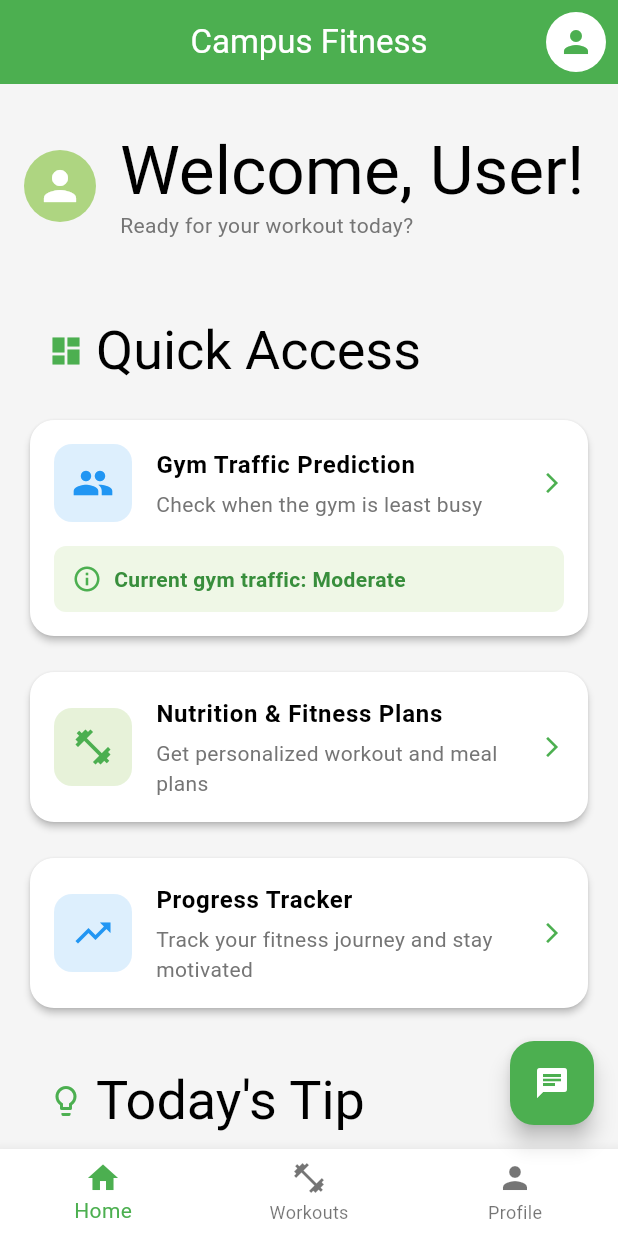
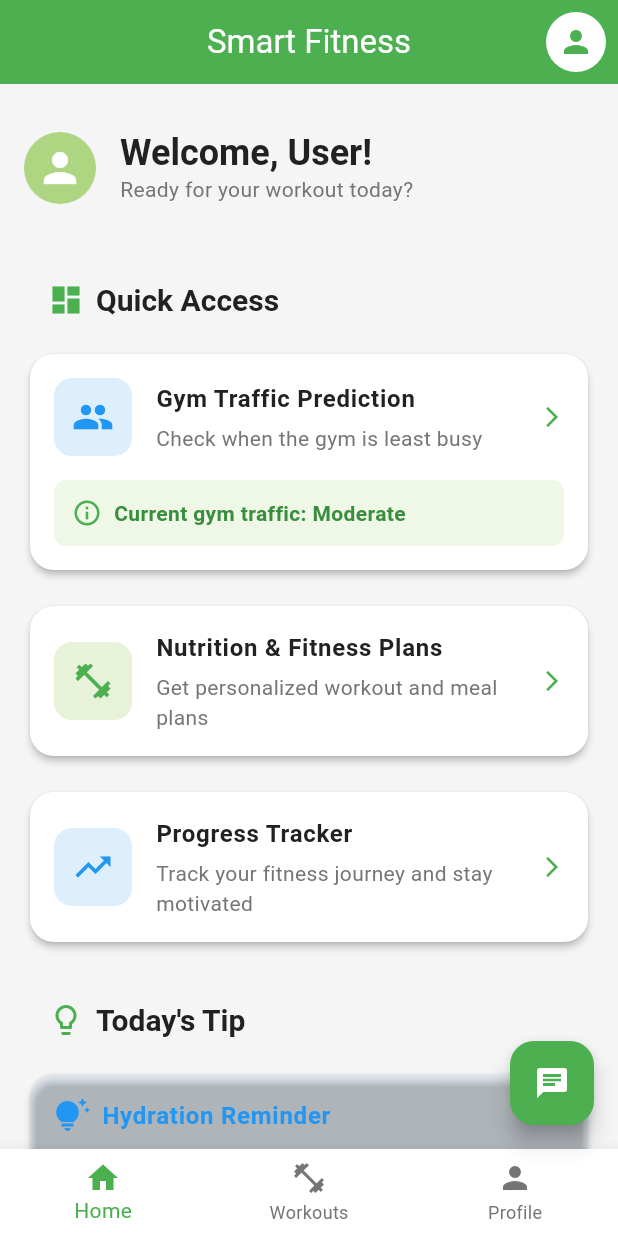
Before and after one commit to iisaacjohn/campus-fitness-app-2, a Flutter app: the HomeDashboard screen opened by its route, on a phone screen of 412 x 824 dp. Run offline on Flutter 3.47's test engine with Material 3 defaults, Android fonts, the phone set to English and light mode, and no system bars; our stand-ins replace go_router, lottie.

Commit message:
new changes

```diff
--- a/lib/screens/home_dashboard.dart
+++ b/lib/screens/home_dashboard.dart
@@ -11,7 +11,7 @@
   Widget build(BuildContext context) {
     return Scaffold(
       appBar: AppBar(
-        title: const Text('Campus Fitness'),
+        title: const Text('Smart Fitness'),
         centerTitle: true,
         actions: [
           IconButton(
--- a/lib/screens/landing_page.dart
+++ b/lib/screens/landing_page.dart
@@ -33,9 +33,9 @@
                   const AppLogo(size: 120),
                   const SizedBox(height: 24),
                   Text(
-                    'Campus Fitness',
+                    'Smart Fitness',
                     style: Theme.of(context).textTheme.displayLarge?.copyWith(
-                      color: AppColors.white,
+                      color: AppColors.lightGreen,
                       fontWeight: FontWeight.bold,
                     ),
                   ),
@@ -47,7 +47,7 @@
                       borderRadius: BorderRadius.circular(16),
                     ),
                     child: Text(
-                      'Track campus gym busyness and get personalized fitness plans',
+                      'Track campus gym traffic and get personalized fitness plans',
                       textAlign: TextAlign.center,
                       style: Theme.of(context).textTheme.bodyLarge?.copyWith(
                         color: AppColors.white,
```
Also changed, not shown: lib/screens/gym_traffic_prediction.dart (+7 -0 lines), lib/screens/nutrition_fitness_plans.dart (+7 -0 lines), lib/screens/progress_tracker.dart (+7 -0 lines), lib/theme/app_theme.dart (+20 -7 lines), pubspec.yaml (+6 -6 lines), pubspec.lock, 2 other files.
